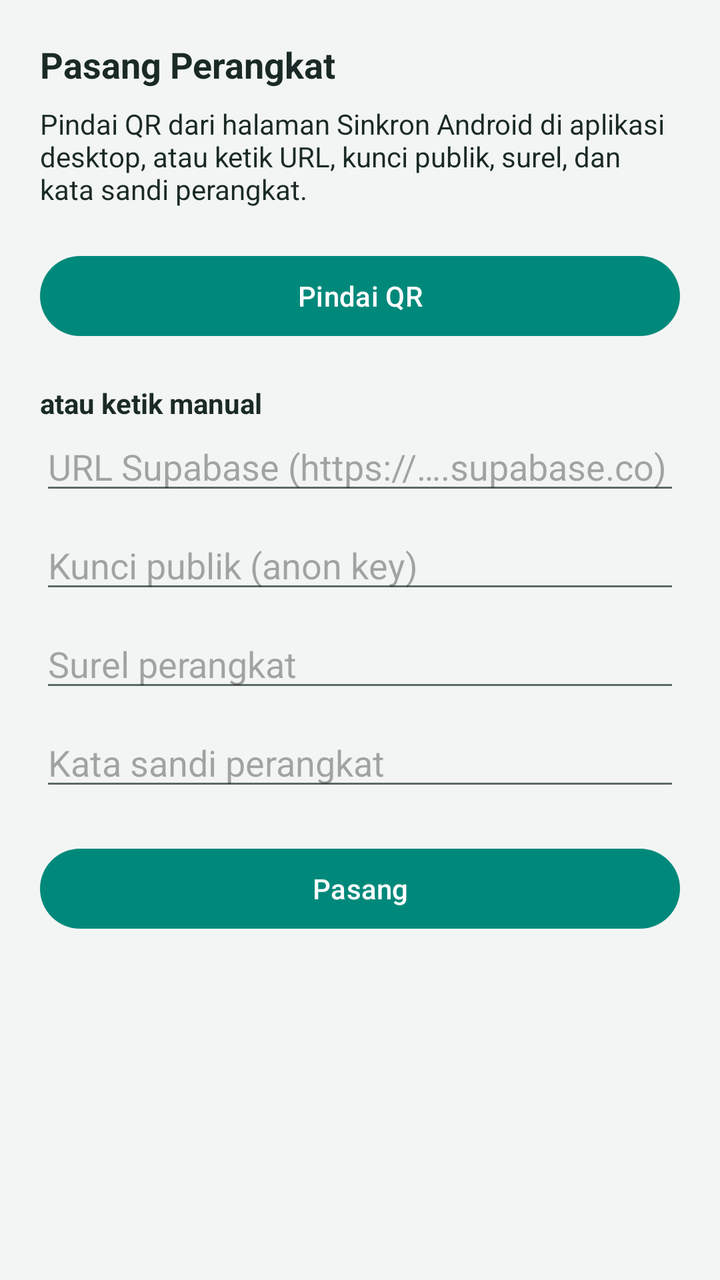
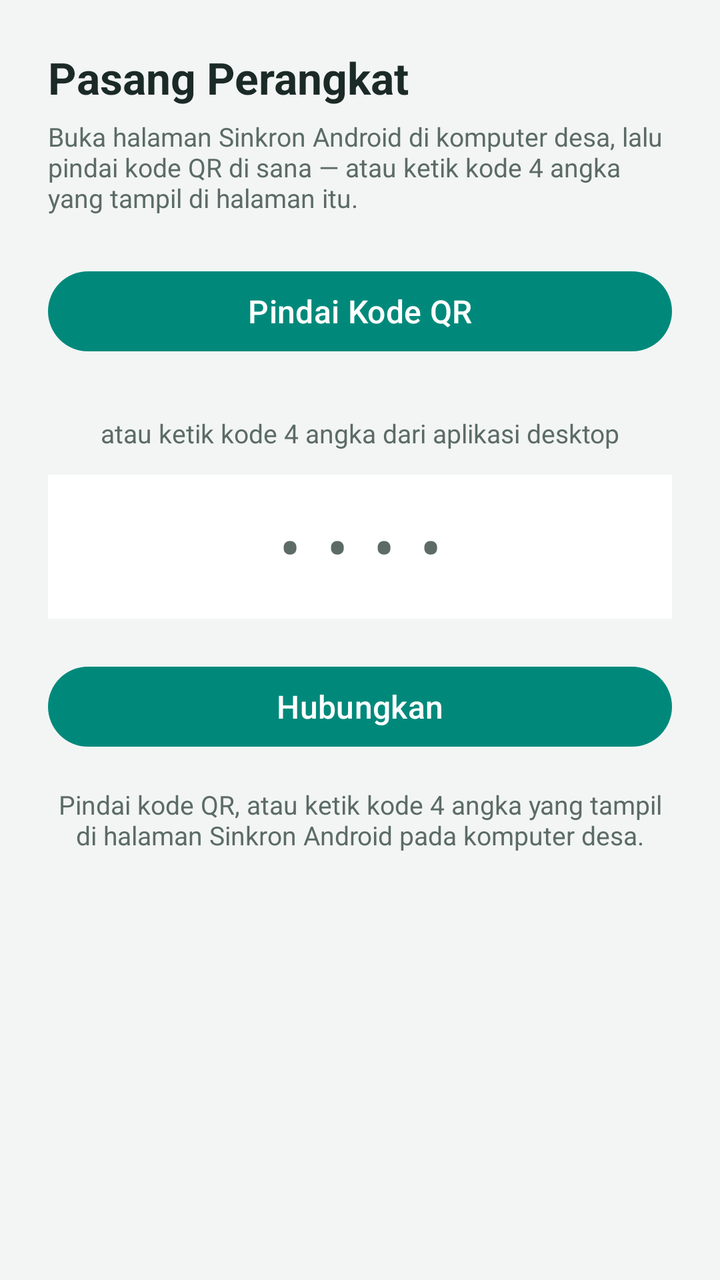

Screens rendered from an Android XML layout before and after an edit, with the pre-edit source and the edit as a unified diff.
<!-- AndroidManifest.xml: application theme Theme.SuDesAndroid -->
<!-- res/layout/activity_login.xml -->
<?xml version="1.0" encoding="utf-8"?>
<ScrollView xmlns:android="http://schemas.android.com/apk/res/android"
    android:layout_width="match_parent"
    android:layout_height="match_parent"
    android:padding="20dp">

    <LinearLayout
        android:layout_width="match_parent"
        android:layout_height="wrap_content"
        android:orientation="vertical">

        <TextView
            android:layout_width="wrap_content"
            android:layout_height="wrap_content"
            android:text="@string/label_pasang_perangkat"
            android:textSize="18sp"
            android:textStyle="bold" />

        <TextView
            android:layout_width="match_parent"
            android:layout_height="wrap_content"
            android:layout_marginTop="8dp"
            android:text="@string/petunjuk_pasang"
            android:textSize="14sp" />

        <Button
            android:id="@+id/btn_pindai"
            android:layout_width="match_parent"
            android:layout_height="wrap_content"
            android:layout_marginTop="20dp"
            android:text="@string/pindai_qr" />

        <TextView
            android:layout_width="match_parent"
            android:layout_height="wrap_content"
            android:layout_marginTop="20dp"
            android:text="@string/atau_manual"
            android:textSize="14sp"
            android:textStyle="bold" />

        <EditText
            android:id="@+id/input_url"
            android:layout_width="match_parent"
            android:layout_height="wrap_content"
            android:hint="@string/hint_url"
            android:inputType="textUri" />

        <EditText
            android:id="@+id/input_kunci"
            android:layout_width="match_parent"
            android:layout_height="wrap_content"
            android:layout_marginTop="8dp"
            android:hint="@string/hint_kunci"
            android:inputType="text" />

        <EditText
            android:id="@+id/input_email"
            android:layout_width="match_parent"
            android:layout_height="wrap_content"
            android:layout_marginTop="8dp"
            android:hint="@string/hint_email_perangkat"
            android:inputType="textEmailAddress" />

        <EditText
            android:id="@+id/input_sandi"
            android:layout_width="match_parent"
            android:layout_height="wrap_content"
            android:layout_marginTop="8dp"
            android:hint="@string/hint_sandi"
            android:inputType="textPassword" />

        <Button
            android:id="@+id/btn_masuk"
            android:layout_width="match_parent"
            android:layout_height="wrap_content"
            android:layout_marginTop="20dp"
            android:text="@string/masuk" />

        <TextView
            android:id="@+id/status_text"
            android:layout_width="match_parent"
            android:layout_height="wrap_content"
            android:layout_marginTop="12dp"
            android:textSize="13sp" />

    </LinearLayout>
</ScrollView>
<!-- resources referenced by this layout -->
<resources>
  <string name="atau_manual">atau ketik manual</string>
  <string name="hint_email_perangkat">Surel perangkat</string>
  <string name="hint_kunci">Kunci publik (anon key)</string>
  <string name="hint_sandi">Kata sandi perangkat</string>
  <string name="hint_url">URL Supabase (https://….supabase.co)</string>
  <string name="label_pasang_perangkat">Pasang Perangkat</string>
  <string name="masuk">Pasang</string>
  <string name="petunjuk_pasang">Pindai QR dari halaman Sinkron Android di aplikasi desktop, atau ketik URL, kunci publik, surel, dan kata sandi perangkat.</string>
  <string name="pindai_qr">Pindai QR</string>
  <style name="Theme.SuDesAndroid" parent="Theme.Material3.DayNight.NoActionBar">
          <item name="colorPrimary">@color/accent</item>
          <item name="colorOnPrimary">#FFFFFF</item>
          <item name="colorSecondary">@color/accent_dark</item>
          <item name="android:colorBackground">@color/page</item>
          <item name="colorSurface">@color/surface</item>
          <item name="android:textColor">@color/teks</item>
          <item name="android:textColorPrimary">@color/teks</item>
          <item name="android:textColorSecondary">@color/teks_redup</item>
      </style>
  <color name="accent">#00897B</color>
  <color name="accent_dark">#00695C</color>
  <color name="page">#F2F5F4</color>
  <color name="surface">#FFFFFF</color>
  <color name="teks">#1B2A26</color>
  <color name="teks_redup">#5C6B66</color>
</resources>

<!-- the commit's change to res/layout/activity_login.xml (unified diff, before → after) -->
@@ -2,85 +2,80 @@
 <ScrollView xmlns:android="http://schemas.android.com/apk/res/android"
     android:layout_width="match_parent"
     android:layout_height="match_parent"
-    android:padding="20dp">
+    android:background="@color/page">
 
     <LinearLayout
         android:layout_width="match_parent"
         android:layout_height="wrap_content"
-        android:orientation="vertical">
+        android:orientation="vertical"
+        android:padding="24dp">
 
         <TextView
-            android:layout_width="wrap_content"
+            android:layout_width="match_parent"
             android:layout_height="wrap_content"
             android:text="@string/label_pasang_perangkat"
-            android:textSize="18sp"
+            android:textColor="@color/teks"
+            android:textSize="22sp"
             android:textStyle="bold" />
 
         <TextView
             android:layout_width="match_parent"
             android:layout_height="wrap_content"
-            android:layout_marginTop="8dp"
+            android:layout_marginTop="6dp"
             android:text="@string/petunjuk_pasang"
-            android:textSize="14sp" />
+            android:textColor="@color/teks_redup"
+            android:textSize="13sp" />
 
         <Button
             android:id="@+id/btn_pindai"
             android:layout_width="match_parent"
             android:layout_height="wrap_content"
-            android:layout_marginTop="20dp"
-            android:text="@string/pindai_qr" />
+            android:layout_marginTop="24dp"
+            android:text="@string/pindai_qr"
+            android:textSize="16sp" />
 
         <TextView
             android:layout_width="match_parent"
             android:layout_height="wrap_content"
-            android:layout_marginTop="20dp"
-            android:text="@string/atau_manual"
-            android:textSize="14sp"
-            android:textStyle="bold" />
+            android:layout_marginTop="28dp"
+            android:gravity="center"
+            android:text="@string/atau_ketik_kode"
+            android:textColor="@color/teks_redup"
+            android:textSize="13sp" />
 
         <EditText
-            android:id="@+id/input_url"
+            android:id="@+id/input_kode"
             android:layout_width="match_parent"
             android:layout_height="wrap_content"
-            android:hint="@string/hint_url"
-            android:inputType="textUri" />
-
-        <EditText
-            android:id="@+id/input_kunci"
-            android:layout_width="match_parent"
-            android:layout_height="wrap_content"
-            android:layout_marginTop="8dp"
-            android:hint="@string/hint_kunci"
-            android:inputType="text" />
-
-        <EditText
-            android:id="@+id/input_email"
-            android:layout_width="match_parent"
-            android:layout_height="wrap_content"
-            android:layout_marginTop="8dp"
-            android:hint="@string/hint_email_perangkat"
-            android:inputType="textEmailAddress" />
-
-        <EditText
-            android:id="@+id/input_sandi"
-            android:layout_width="match_parent"
-            android:layout_height="wrap_content"
-            android:layout_marginTop="8dp"
-            android:hint="@string/hint_sandi"
-            android:inputType="textPassword" />
+            android:layout_marginTop="12dp"
+            android:background="@color/surface"
+            android:gravity="center"
+            android:hint="@string/hint_kode"
+            android:inputType="number"
+            android:letterSpacing="0.4"
+            android:maxLength="4"
+            android:minHeight="72dp"
+            android:padding="12dp"
+            android:textColor="@color/teks"
+            android:textColorHint="@color/teks_redup"
+            android:textSize="32sp" />
 
         <Button
-            android:id="@+id/btn_masuk"
+            android:id="@+id/btn_hubungkan"
             android:layout_width="match_parent"
             android:layout_height="wrap_content"
             android:layout_marginTop="20dp"
-            android:text="@string/masuk" />
+            android:text="@string/hubungkan"
+            android:textSize="16sp" />
 
         <TextView
             android:id="@+id/status_text"
             android:layout_width="match_parent"
             android:layout_height="wrap_content"
-            android:layout_marginTop="12dp"
+            android:layout_marginTop="16dp"
+            android:gravity="center"
+            android:text="@string/status_pasang_awal"
+            android:textColor="@color/teks_redup"
             android:textSize="13sp" />
 
     </LinearLayout>
<!-- resource entries referenced after the edit -->
@@ -1,14 +1,9 @@
 <!-- resources referenced by this layout -->
 <resources>
-  <string name="atau_manual">atau ketik manual</string>
-  <string name="hint_email_perangkat">Surel perangkat</string>
-  <string name="hint_kunci">Kunci publik (anon key)</string>
-  <string name="hint_sandi">Kata sandi perangkat</string>
-  <string name="hint_url">URL Supabase (https://….supabase.co)</string>
   <string name="label_pasang_perangkat">Pasang Perangkat</string>
-  <string name="masuk">Pasang</string>
-  <string name="petunjuk_pasang">Pindai QR dari halaman Sinkron Android di aplikasi desktop, atau ketik URL, kunci publik, surel, dan kata sandi perangkat.</string>
-  <string name="pindai_qr">Pindai QR</string>
+  <string name="petunjuk_pasang">Buka halaman Sinkron Android di komputer desa, lalu pindai kode QR di sana — atau ketik kode 4 angka yang tampil di halaman itu.</string>
+  <string name="pindai_qr">Pindai Kode QR</string>
+  <string name="status_pasang_awal">Pindai kode QR, atau ketik kode 4 angka yang tampil di halaman Sinkron Android pada komputer desa.</string>
   <style name="Theme.SuDesAndroid" parent="Theme.Material3.DayNight.NoActionBar">
           <item name="colorPrimary">@color/accent</item>
           <item name="colorOnPrimary">#FFFFFF</item>
@@ -25,5 +20,8 @@
   <color name="surface">#FFFFFF</color>
   <color name="teks">#1B2A26</color>
   <color name="teks_redup">#5C6B66</color>
+  <string name="atau_ketik_kode">atau ketik kode 4 angka dari aplikasi desktop</string>
+  <string name="hint_kode">••••</string>
+  <string name="hubungkan">Hubungkan</string>
 </resources>
 
